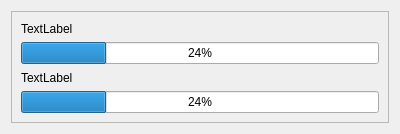
Above: qaequilibrae/modules/common_tools/forms/ui_progress_bar.ui from AequilibraE/qaequilibrae before the change. Below: the same form after it.
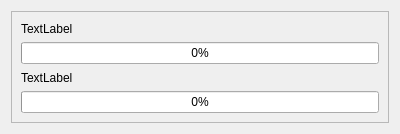
That is the form after the change.

```diff
--- a/qaequilibrae/modules/common_tools/forms/ui_progress_bar.ui
+++ b/qaequilibrae/modules/common_tools/forms/ui_progress_bar.ui
@@ -33,7 +33,7 @@
       <item>
        <widget class="QProgressBar" name="pbar_1">
         <property name="value">
-         <number>24</number>
+         <number>0</number>
         </property>
        </widget>
       </item>
@@ -47,7 +47,7 @@
       <item>
        <widget class="QProgressBar" name="pbar_2">
         <property name="value">
-         <number>24</number>
+         <number>0</number>
         </property>
        </widget>
       </item>
```
Left out of the diff: 4 changed lines with no effect on the pictures.
